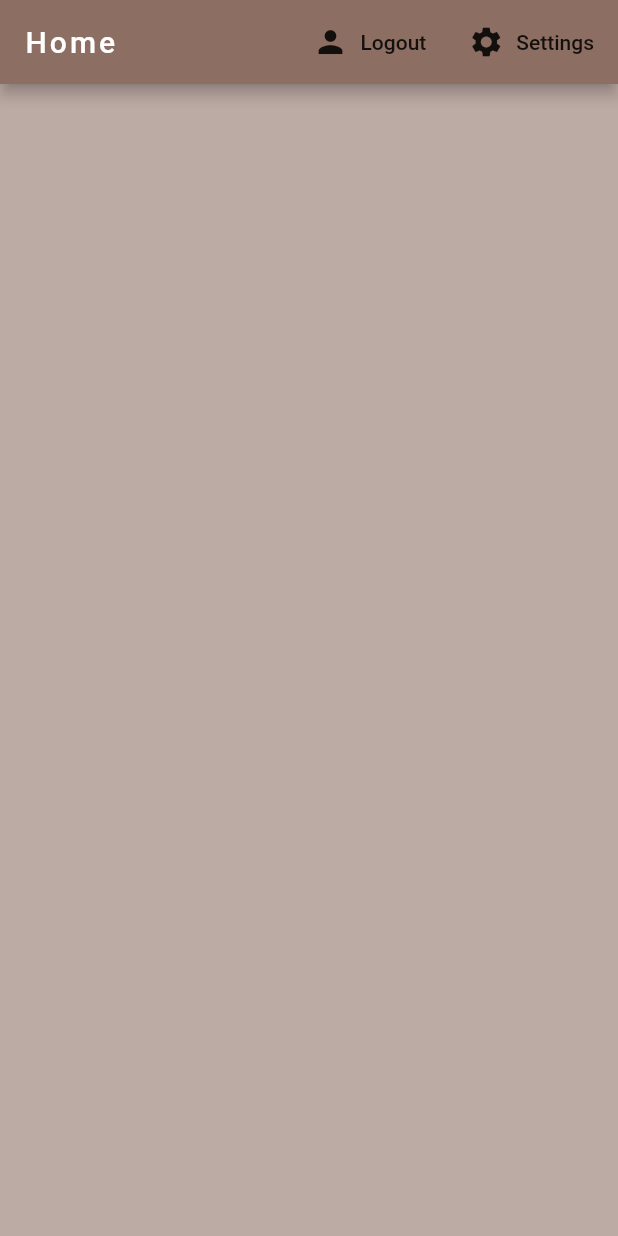
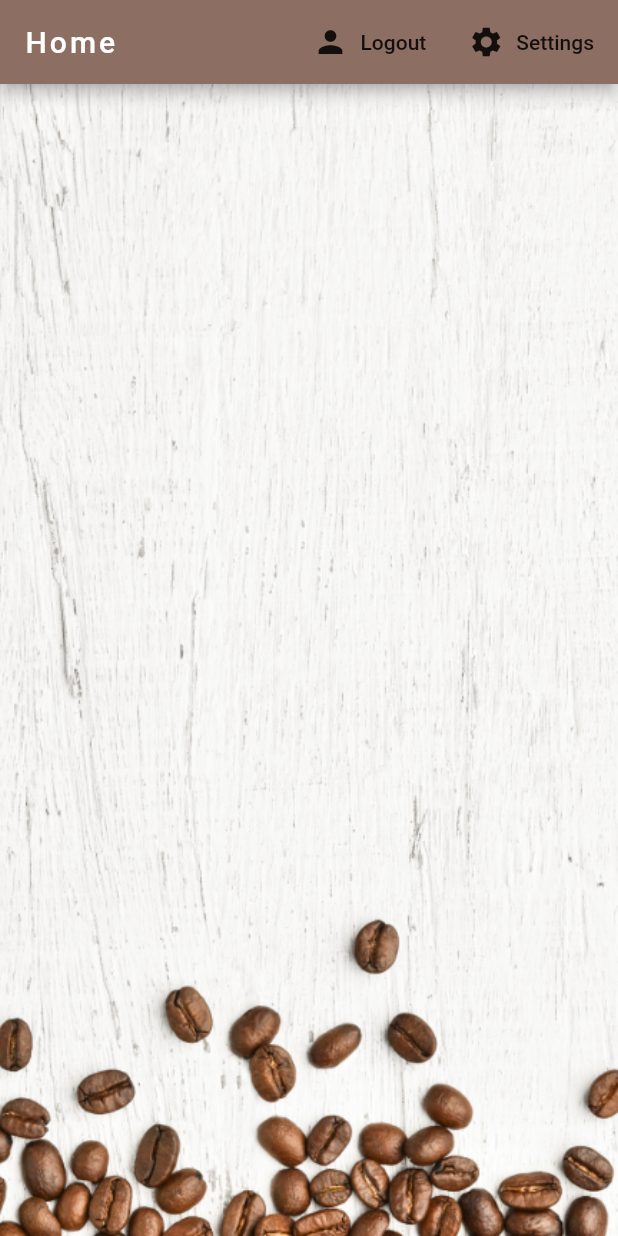
Before and after one commit to nihadhr/Coffee_app, a Flutter app: the screen it shows once a user with an empty profile is signed in, on a phone screen of 412 x 824 dp. Run offline on Flutter 3.47's test engine with Material 2 defaults, Android fonts, the phone set to English and light mode, and no system bars; our stand-ins replace cloud_firestore, firebase_auth, flutter_spinkit; accounts and stored records are empty; network calls fail.

Commit message:
Final touches.

```diff
--- a/lib/screens/home/coffe_list.dart
+++ b/lib/screens/home/coffe_list.dart
@@ -13,14 +13,15 @@ class _CoffeeListState extends State<CoffeeList> {
 
 
   Widget build(BuildContext context) {
-    final list=Provider.of<List<Brew>>(context);  //unutar home.dart definisan je dijeljena lista, kojoj pristupa ima i ovaj widget kao child
-    return ListView.builder(  //future builder...
+    final list=Provider.of<List<Brew>>(context)??[];  //unutar home.dart definisan je dijeljena lista, kojoj pristupa ima i ovaj widget kao child
+    return ListView.builder(
       itemCount: list.length,
       itemBuilder: (context,index){
         return Card(
           margin: EdgeInsets.fromLTRB(20,10,20,10),
           child: ListTile(
-            leading: CircleAvatar(backgroundColor: Colors.brown[list[index].strength]),
+            tileColor: Colors.brown[100],
+            leading: CircleAvatar(backgroundColor: Colors.brown[list[index].strength], backgroundImage: AssetImage('assets/coffee_icon.png'),),
             title: Text(list[index].name),
             subtitle: Text('Takes '+list[index].sugars+' sugars.'),
           ),
--- a/lib/screens/home/home.dart
+++ b/lib/screens/home/home.dart
@@ -49,8 +49,11 @@ class Home extends StatelessWidget {
             ),
           ],
         ),
-        body: CoffeeList(
+        body: Container(
+          decoration: BoxDecoration(image: DecorationImage(image: AssetImage('assets/coffee_bg.png'),fit:BoxFit.cover)),
+          child: CoffeeList(
 
+          ),
         ),
       ),
     );
--- a/lib/screens/home/settings.dart
+++ b/lib/screens/home/settings.dart
@@ -76,11 +76,12 @@ class _SettingsState extends State<Settings> {
                     child: Text('Update'),
                     onPressed: () async {
                       if (_formKey.currentState.validate()) {
-                        new DatabaseService(uid: user.uid).update(
+                        new DatabaseService(uid: user.uid).updateUserData(
                             _sugars??user.sugars,_name??user.name,_strength?? user.strength ?? 100);
                         setState(() {
                           error = '';
                         });
+                        Navigator.pop(context);
                       }
                       else {
                         setState(() {
--- a/pubspec.yaml
+++ b/pubspec.yaml
@@ -47,9 +47,8 @@ flutter:
   uses-material-design: true
 
   # To add assets to your application, add an assets section, like this:
-  # assets:
-  #   - images/a_dot_burr.jpeg
-  #   - images/a_dot_ham.jpeg
+  assets:
+    - assets/
 
   # An image asset can refer to one or more resolution-specific "variants", see
   # https://flutter.dev/assets-and-images/#resolution-aware.
```
Also changed, not shown: lib/services/database.dart (+1 -7 lines), assets/coffee_bg.png (added), assets/coffee_icon.png (added).
